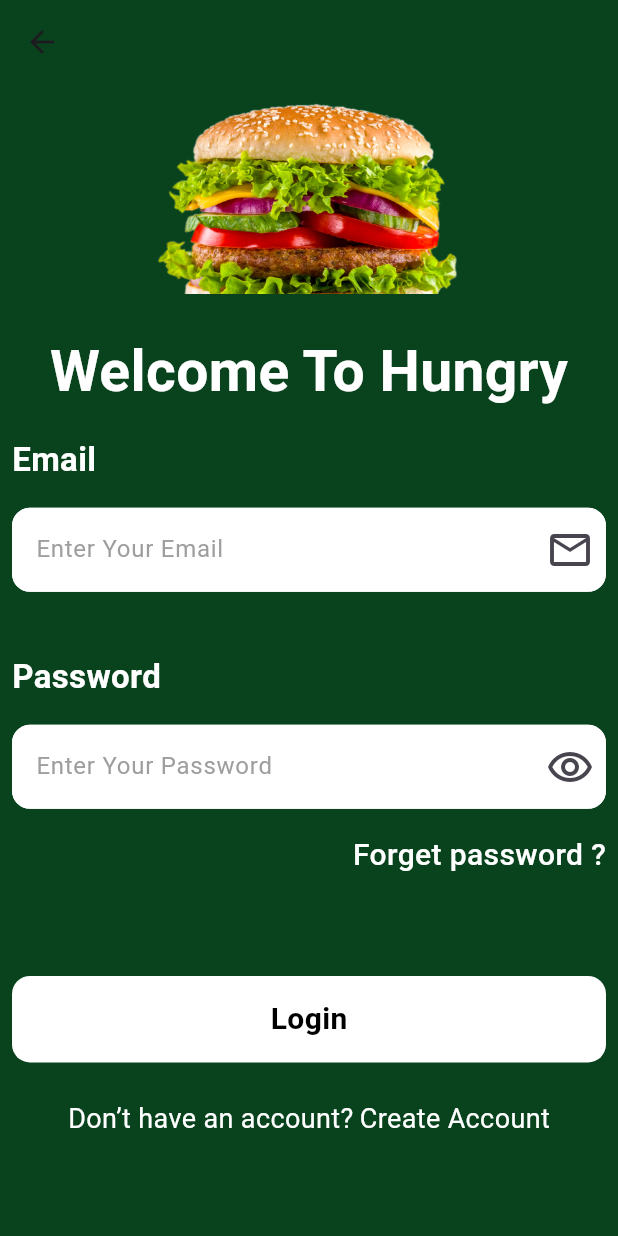
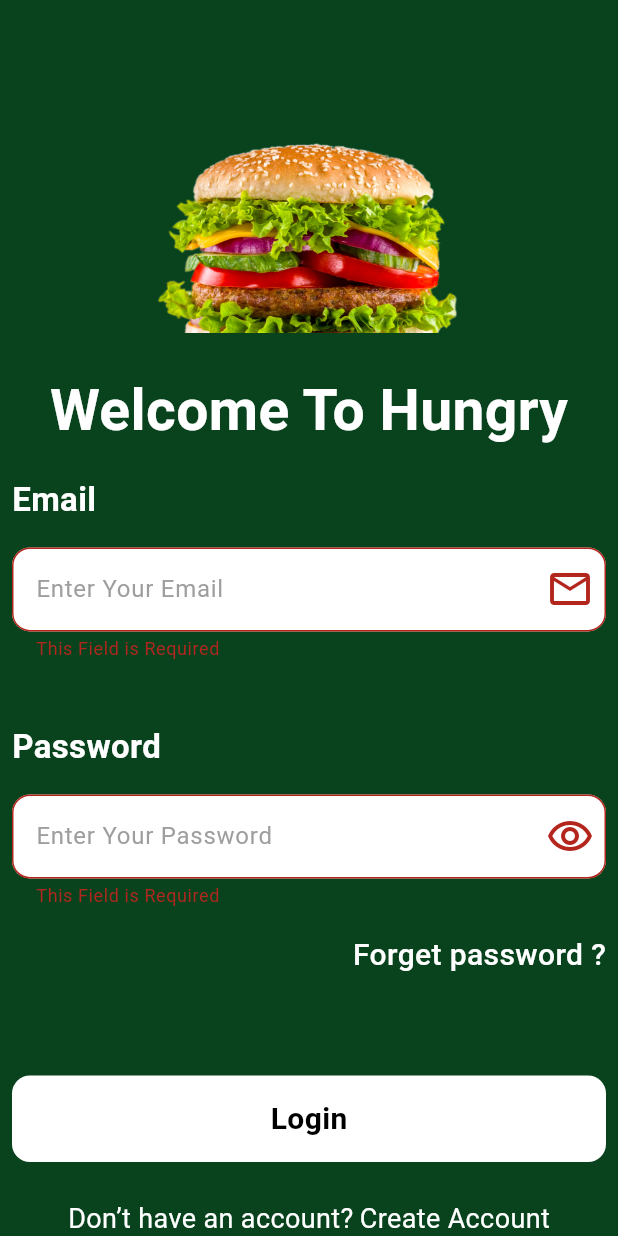
Before and after one commit to abdelrhman20500/Hungry, a Flutter app: the LoginScreen screen opened by its route, after a tap on "Login", on a phone screen of 412 x 824 dp. Run offline on Flutter 3.47's test engine with Material 3 defaults, Android fonts, the phone set to English and light mode, and no system bars; our stand-ins replace dartz, dio, equatable, flutter_bloc, flutter_screenutil, get_it and 2 more; accounts and stored records are empty.

Commit message:
Finished Login And Register Using Clean Arch

```diff
--- /dev/null
+++ b/lib/core/function/set_up_service_locator.dart
@@ -0,0 +1,13 @@
+import 'package:dio/dio.dart';
+import 'package:get_it/get_it.dart';
+import '../../features/auth/data/repo/auth_repo_impl.dart';
+import 'api_service.dart';
+
+
+final getIt = GetIt.instance;
+
+void setUpServiceLocator() {
+  getIt.registerSingleton<ApiService>(ApiService(Dio()));
+
+  getIt.registerSingleton<AuthRepoImpl>(AuthRepoImpl(apiService: getIt.get<ApiService>()));
+}
--- /dev/null
+++ b/lib/features/auth/domain/repo/auth_repo.dart
@@ -0,0 +1,19 @@
+import 'package:dartz/dartz.dart';
+import 'package:equatable/equatable.dart';
+import 'package:hungry/core/utils/errors/failure.dart';
+import 'package:hungry/features/auth/data/model/auth_model.dart';
+
+abstract class AuthRepo{
+  Future<Either<Failure,AuthModel>> login({required String email, required String password});
+  Future<Either<Failure,AuthModel>> register(RegisterParameters parameters);
+}
+class RegisterParameters extends Equatable {
+  final Map<String, dynamic> data;
+
+  const RegisterParameters(this.data);
+
+  @override
+  List<Object?> get props => [
+    data,
+  ];
+}
--- /dev/null
+++ b/lib/features/auth/domain/use_case/login_use_case.dart
@@ -0,0 +1,13 @@
+import 'package:dartz/dartz.dart';
+import 'package:hungry/core/utils/errors/failure.dart';
+import 'package:hungry/features/auth/data/model/auth_model.dart';
+import 'package:hungry/features/auth/domain/repo/auth_repo.dart';
+
+class LoginUseCase {
+  final AuthRepo authRepo;
+  LoginUseCase(this.authRepo);
+  Future<Either<Failure, AuthModel>> call(
+      {required String email, required String password}) async {
+    return await authRepo.login(email: email, password: password);
+  }
+}
--- a/lib/features/auth/presentation/view/login_screen.dart
+++ b/lib/features/auth/presentation/view/login_screen.dart
@@ -1,8 +1,19 @@
+import 'package:dio/dio.dart';
 import 'package:flutter/material.dart';
+import 'package:flutter_bloc/flutter_bloc.dart';
+import 'package:hungry/core/function/api_service.dart';
+import 'package:hungry/core/function/set_up_service_locator.dart';
 import 'package:hungry/core/widgets/custom_text_field.dart';
+import 'package:hungry/features/auth/data/repo/auth_repo_impl.dart';
+import 'package:hungry/features/auth/domain/use_case/login_use_case.dart';
 import 'package:hungry/features/auth/presentation/view/register_screen.dart';
-
+import 'package:hungry/features/auth/presentation/view_manager/Login_cubit/login_cubit.dart';
+import 'package:hungry/features/auth/presentation/view_manager/Login_cubit/login_state.dart';
+import '../../../../core/utils/error_dialog.dart';
+import '../../../../core/utils/loading_dialog.dart';
+import '../../../../core/utils/success_dialog.dart';
 import '../../../../core/widgets/custom_text_button.dart';
+import '../../../layout/presentation/view/layout_screen.dart';
 
 class LoginScreen extends StatelessWidget {
    LoginScreen({super.key});
@@ -16,17 +27,33 @@ class LoginScreen extends StatelessWidget {
   Widget build(BuildContext context) {
     var height = MediaQuery.of(context).size.height;
     var width = MediaQuery.of(context).size.width;
+    return BlocProvider(
+      create: (context) => LoginCubit(LoginUseCase(getIt.get<AuthRepoImpl>(),),),
+      child: BlocConsumer<LoginCubit, LoginState>(
+        listener: (context, state) {
+          if (state is LoginLoading) {
+            showLoadingDialog(context);
+          } else if (state is LoginFailure) {
+            showErrorDialog(context, "try again Later!");
+          } else if (state is LoginSuccess) {
+            closeLoadingDialog(context);
+            showSuccessDialog(context, state.authModel.message!);
+            Future.delayed(const Duration(milliseconds: 1500), () {
+              Navigator.pushNamed(context, LayoutScreen.routeName);
+            });
+          }
+        },
+        builder: (context, state) {
           return Scaffold(
             backgroundColor: const Color(0xff08431D),
-      appBar: AppBar(
-        backgroundColor: Colors.transparent,
-        elevation: 0,
-      ),
             body: Padding(
               padding: const EdgeInsets.all(8.0),
+              child: Form(
+                key: formKey,
                 child: Column(
                   crossAxisAlignment: CrossAxisAlignment.start,
                   children: [
+                    SizedBox(height: height*0.1,),
                     Center(
                       child: Image.asset("assets/images/image 1.png", height: height*0.16,
                           width: width*0.5, fit: BoxFit.fill),
@@ -85,7 +112,14 @@ class LoginScreen extends StatelessWidget {
                       child: Center(
                         child: CustomTextButton(
                           text: "Login",
-                  onTab: () {},
+                          onTab: () {
+                            if(formKey.currentState!.validate()){
+                              BlocProvider.of<LoginCubit>(context).login(
+                                  emailController.text,
+                                  passwordController.text
+                              );
+                            }
+                          },
                         ),
                       ),
                     ),
@@ -112,6 +146,10 @@ class LoginScreen extends StatelessWidget {
                   ],
                 ),
               ),
+            ),
+          );
+        },
+      ),
     );
   }
 }
--- /dev/null
+++ b/lib/features/auth/presentation/view_manager/Login_cubit/login_cubit.dart
@@ -0,0 +1,18 @@
+import 'package:flutter_bloc/flutter_bloc.dart';
+
+import '../../../domain/use_case/login_use_case.dart';
+import 'login_state.dart';
+
+class LoginCubit extends Cubit<LoginState>{
+  LoginCubit(this.loginUseCase) : super(LoginInitial());
+  final LoginUseCase loginUseCase;
+  Future<void> login(String email, String password) async {
+    emit(LoginLoading());
+      final result = await loginUseCase.call(email: email, password: password);
+      result.fold((failure){
+        emit(LoginFailure(error: failure.message));
+      },(authModel){
+        emit(LoginSuccess(authModel: authModel));
+      });
+  }
+}
--- /dev/null
+++ b/lib/features/auth/presentation/view_manager/Login_cubit/login_state.dart
@@ -0,0 +1,14 @@
+
+import '../../../data/model/auth_model.dart';
+
+abstract class LoginState{}
+class LoginInitial extends LoginState{}
+class LoginLoading extends LoginState{}
+class LoginFailure extends LoginState{
+  final String error;
+  LoginFailure({required this.error});
+}
+class LoginSuccess extends LoginState{
+  final AuthModel authModel;
+  LoginSuccess({required this.authModel});
+}
--- a/lib/features/home/presentation/view/home_screen.dart
+++ b/lib/features/home/presentation/view/home_screen.dart
@@ -9,7 +9,7 @@ class HomeScreen extends StatelessWidget {
   @override
   Widget build(BuildContext context) {
     var height= MediaQuery.of(context).size.height;
-    var width= MediaQuery.of(context).size.width;
+    // var width= MediaQuery.of(context).size.width;
     return Padding(
       padding: const EdgeInsets.symmetric(horizontal: 12.0),
       child: Column(
@@ -34,7 +34,7 @@ class HomeScreen extends StatelessWidget {
           SizedBox(height: height*0.02,),
           const BuildCategoryList(),
           SizedBox(height: height*0.02,),
-          ProductList(),
+          const ProductList(),
         ],
       ),
     );
```
Also changed, not shown: lib/core/base_use_case/base_use_case.dart (added, +18 -0 lines), lib/core/function/api_service.dart (added, +113 -0 lines), lib/core/function/simple_bloc_observer.dart (added, +10 -0 lines), lib/features/auth/data/model/auth_model.dart (added, +63 -0 lines), lib/features/auth/data/repo/auth_repo_impl.dart (added, +40 -0 lines), lib/features/auth/domain/use_case/register_use_case.dart (added, +14 -0 lines), lib/features/auth/presentation/view/register_screen.dart (+45 -6 lines), lib/features/auth/presentation/view_manager/register_cubit/register_cubit.dart (added, +24 -0 lines), lib/features/auth/presentation/view_manager/register_cubit/register_state.dart (added, +13 -0 lines), lib/main.dart (+8 -1 lines). Lines whose indentation alone changed are shown as unchanged.
